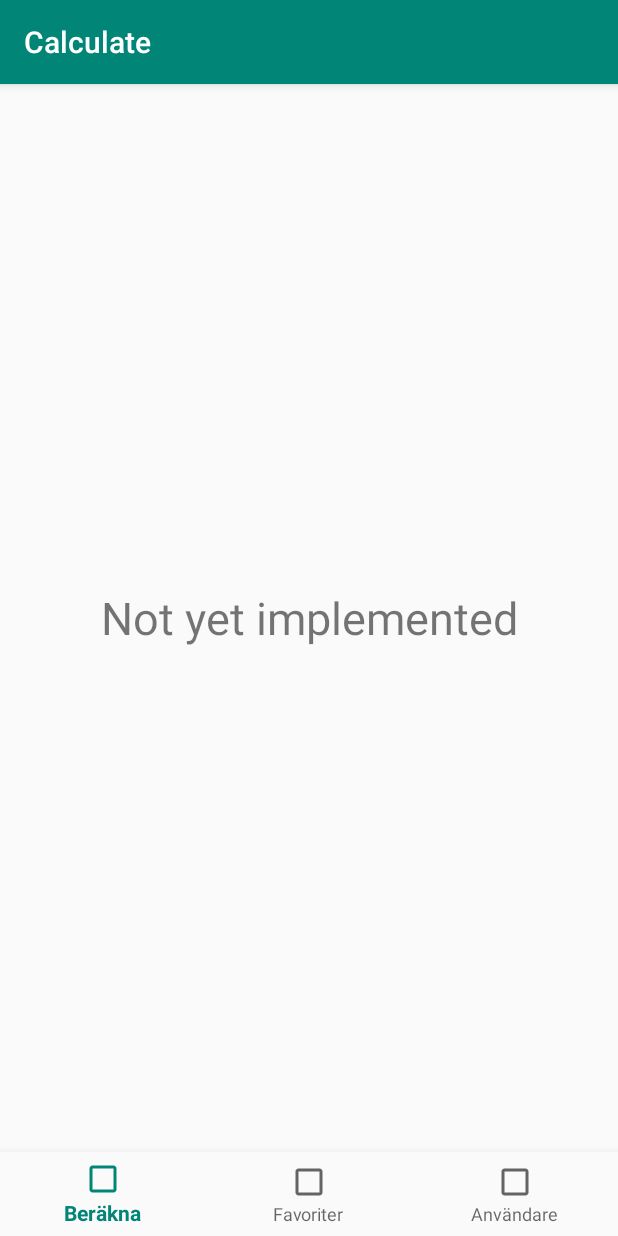
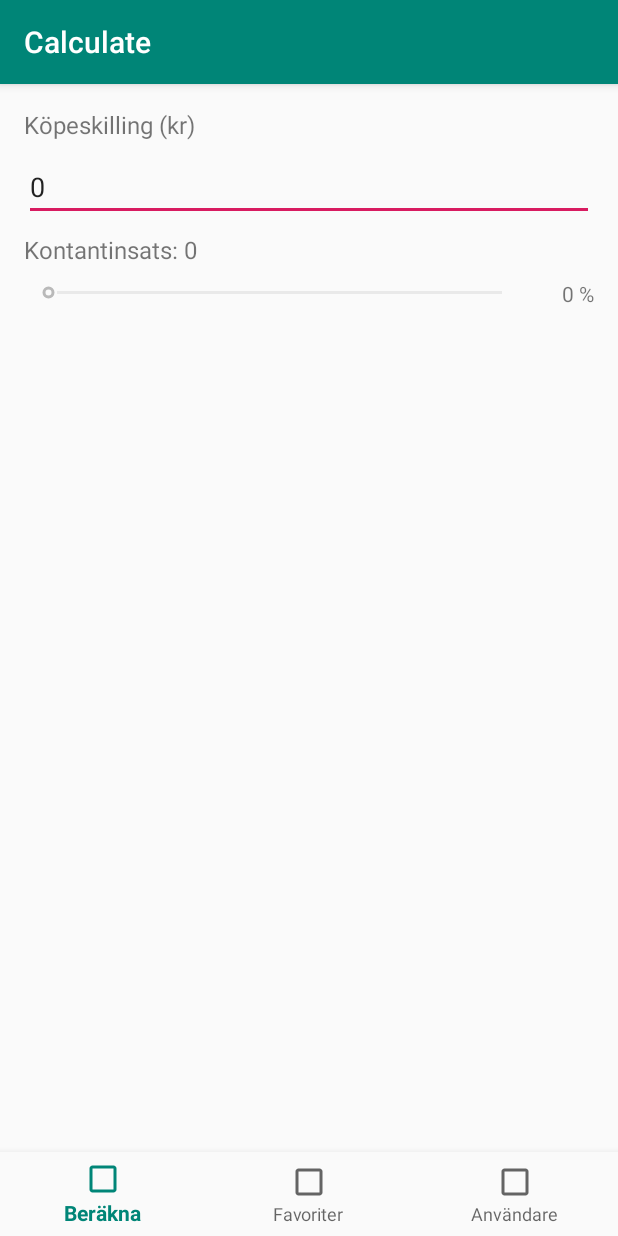
Before and after one commit to daniellAlgar/boendekalkyl, an Android app: the screen it shows after launch (MainActivity), on a phone screen of 412 x 824 dp. Run offline under Robolectric (Android 15) with nearby library versions, the phone set to English and light mode, and no system bars; our stand-ins replace navigation-ui.

Commit message:
Consideration and down payment

```diff
--- a/app/src/main/java/com/algar/boendekalkyl/CalculateFragment.kt
+++ b/app/src/main/java/com/algar/boendekalkyl/CalculateFragment.kt
@@ -5,14 +5,85 @@ import androidx.fragment.app.Fragment
 import android.view.LayoutInflater
 import android.view.View
 import android.view.ViewGroup
+import android.view.inputmethod.EditorInfo
+import android.widget.EditText
+import android.widget.SeekBar
+import android.widget.TextView
+import androidx.lifecycle.Observer
+import androidx.lifecycle.ViewModelProviders
 
 class CalculateFragment : Fragment() {
+
+    private lateinit var viewModel: CalculateViewModel
+
+    private lateinit var consideration: EditText
+    private lateinit var downPaymentTextView: TextView
+    private lateinit var downPaymentSeekBar: SeekBar
+    private lateinit var downPaymentPercentage: TextView
 
     override fun onCreateView(
             inflater: LayoutInflater,
             container: ViewGroup?,
             savedInstanceState: Bundle?
     ): View? {
-        return inflater.inflate(R.layout.fragment_calculate, container, false)
+        val view = inflater.inflate(R.layout.fragment_calculate, container, false)
+
+        consideration = view.findViewById(R.id.consideration_editText)
+        consideration.setOnEditorActionListener { textView, actionId, _ ->
+            when (actionId) {
+                EditorInfo.IME_ACTION_DONE -> {
+                    viewModel.manualConsideration(textView.text.toString())
+                    textView.clearFocus()
+                    false
+                }
+                else -> false
+            }
+        }
+
+        downPaymentTextView = view.findViewById(R.id.downPayment_textView)
+        downPaymentSeekBar = view.findViewById(R.id.downPayment_seekBar)
+        downPaymentSeekBar.setOnSeekBarChangeListener(object : SeekBar.OnSeekBarChangeListener {
+            override fun onProgressChanged(view: SeekBar?, progress: Int, fromUser: Boolean) {
+                if (!fromUser) return
+
+                viewModel.manualDownPaymentSeekBar(progress)
+            }
+
+            override fun onStartTrackingTouch(p0: SeekBar?) {}
+            override fun onStopTrackingTouch(p0: SeekBar?) {}
+
+        })
+        downPaymentPercentage = view.findViewById(R.id.downPayment_Percentage)
+
+        setupViewModel()
+
+        return view
+    }
+
+    private fun setupViewModel() {
+        viewModel = ViewModelProviders.of(this).get(CalculateViewModel::class.java)
+        viewModel.model.observe(this, Observer {
+            render(it)
+        })
+    }
+
+    private fun render(data: CalculateModel?) {
+        data ?: return
+
+        consideration.setText(data.consideration.toString())
+
+        downPaymentTextView.text = String.format(getString(R.string.downPayment), data.downPayment)
+        downPaymentPercentage.text = data.downPaymentPercentage
+
+        downPaymentSeekBar.apply {
+            if (data.consideration == 0) {
+                isEnabled = false
+                progress = 0
+            } else {
+                isEnabled = true
+                max = data.consideration
+                progress = data.progress
+            }
+        }
     }
 }
--- /dev/null
+++ b/app/src/main/java/com/algar/boendekalkyl/CalculateModel.kt
@@ -0,0 +1,20 @@
+package com.algar.boendekalkyl
+
+data class CalculateModel(
+        val consideration: Int,
+        val progress: Int,
+        val downPayment: Int,
+        val downPaymentPercentage: String
+) {
+    companion object {
+
+        fun initialModel(): CalculateModel {
+            return CalculateModel(
+                    consideration = 0,
+                    progress = 0,
+                    downPayment = 0,
+                    downPaymentPercentage = "0 %"
+            )
+        }
+    }
+}
--- a/app/src/main/res/layout/fragment_calculate.xml
+++ b/app/src/main/res/layout/fragment_calculate.xml
@@ -4,13 +4,65 @@
     xmlns:tools="http://schemas.android.com/tools"
     android:layout_width="match_parent"
     android:layout_height="match_parent"
-    tools:context=".CalculateFragment">
+    xmlns:app="http://schemas.android.com/apk/res-auto"
+    tools:context=".CalculateFragment"
+    android:layout_marginStart="@dimen/margin_start"
+    android:layout_marginEnd="@dimen/margin_end">
 
     <TextView
-        android:layout_width="match_parent"
-        android:layout_height="match_parent"
-        android:gravity="center"
-        android:textSize="30sp"
-        android:text="@string/blank_fragment"/>
+        android:id="@+id/consideration_textView"
+        android:layout_width="0dp"
+        android:layout_height="wrap_content"
+        android:text="Köpeskilling (kr)"
+        android:layout_marginTop="@dimen/margin_start"
+        style="@style/CalculateTextViewTheme"
+        app:layout_constraintStart_toStartOf="parent"
+        app:layout_constraintEnd_toEndOf="parent"
+        app:layout_constraintTop_toTopOf="parent"/>
+
+    <EditText
+        android:id="@+id/consideration_editText"
+        android:layout_width="0dp"
+        android:layout_height="wrap_content"
+        android:layout_marginTop="@dimen/margin_top"
+        android:inputType="number"
+        android:imeOptions="actionDone"
+        android:maxLines="1"
+        android:autofillHints="Köpeskilling"
+        android:hint="Köpes"
+        app:layout_constraintStart_toStartOf="parent"
+        app:layout_constraintEnd_toEndOf="parent"
+        app:layout_constraintTop_toBottomOf="@+id/consideration_textView"/>
+
+
+    <TextView
+        android:id="@+id/downPayment_textView"
+        android:layout_width="0dp"
+        android:layout_height="wrap_content"
+        style="@style/CalculateTextViewTheme"
+        android:text="@string/kontantinsats"
+        app:layout_constraintStart_toStartOf="parent"
+        app:layout_constraintEnd_toEndOf="parent"
+        app:layout_constraintTop_toBottomOf="@id/consideration_editText"/>
+
+    <SeekBar
+        android:id="@+id/downPayment_seekBar"
+        android:layout_width="0dp"
+        android:layout_height="20dp"
+        android:layout_marginTop="@dimen/margin_top"
+        app:layout_constraintStart_toStartOf="parent"
+        app:layout_constraintEnd_toStartOf="@id/downPayment_Percentage"
+        app:layout_constraintTop_toBottomOf="@id/downPayment_textView"/>
+
+    <TextView
+        android:id="@+id/downPayment_Percentage"
+        android:layout_width="45dp"
+        android:layout_height="wrap_content"
+        android:text="15%"
+        android:gravity="end"
+        app:layout_constraintStart_toEndOf="@id/downPayment_seekBar"
+        app:layout_constraintEnd_toEndOf="parent"
+        app:layout_constraintTop_toTopOf="@id/downPayment_seekBar"
+        app:layout_constraintBottom_toBottomOf="@id/downPayment_seekBar"/>
 
 </androidx.constraintlayout.widget.ConstraintLayout>
--- /dev/null
+++ b/app/src/main/res/values/dimens.xml
@@ -0,0 +1,9 @@
+<?xml version="1.0" encoding="utf-8"?>
+<resources>
+    <dimen name="margin_start">16dp</dimen>
+    <dimen name="margin_end">16dp</dimen>
+
+    <dimen name="margin_top">8dp</dimen>
+
+    <dimen name="calculate_text_view_text_size">16sp</dimen>
+</resources>
--- a/app/src/main/res/values/strings.xml
+++ b/app/src/main/res/values/strings.xml
@@ -5,4 +5,7 @@
     <string name="navigation_menu_title_user">Användare</string>
 
     <string name="blank_fragment">Not yet implemented</string>
+    <string name="kontantinsats">Kontantinsats:</string>
+
+    <string name="downPayment">Kontantinsats: %1$s</string>
 </resources>
--- a/app/src/main/res/values/styles.xml
+++ b/app/src/main/res/values/styles.xml
@@ -1,11 +1,14 @@
 <resources>
 
-    <!-- Base application theme. -->
     <style name="AppTheme" parent="Theme.AppCompat.Light.DarkActionBar">
-        <!-- Customize your theme here. -->
         <item name="colorPrimary">@color/colorPrimary</item>
         <item name="colorPrimaryDark">@color/colorPrimaryDark</item>
         <item name="colorAccent">@color/colorAccent</item>
     </style>
 
+    <style name="CalculateTextViewTheme">
+        <item name="android:textSize">@dimen/calculate_text_view_text_size</item>
+        <item name="android:layout_marginTop">@dimen/margin_top</item>
+    </style>
+
 </resources>
```
Also changed, not shown: app/build.gradle (+9 -0 lines), app/src/main/java/com/algar/boendekalkyl/CalculateViewModel.kt (added, +81 -0 lines), 2 other files.
